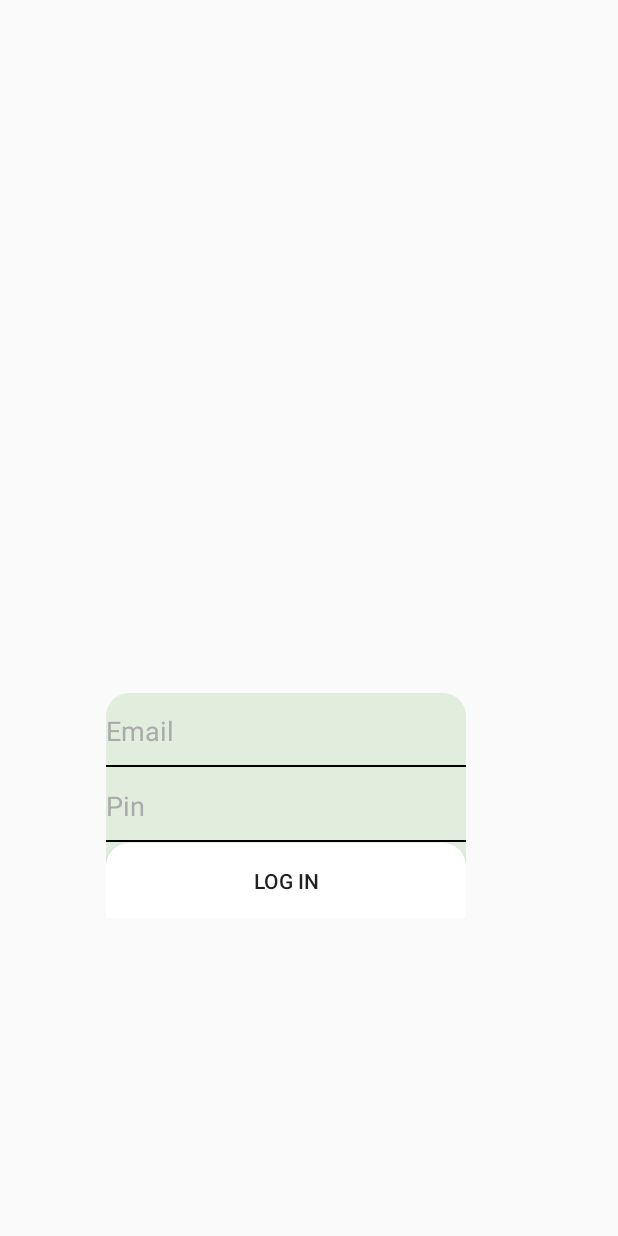
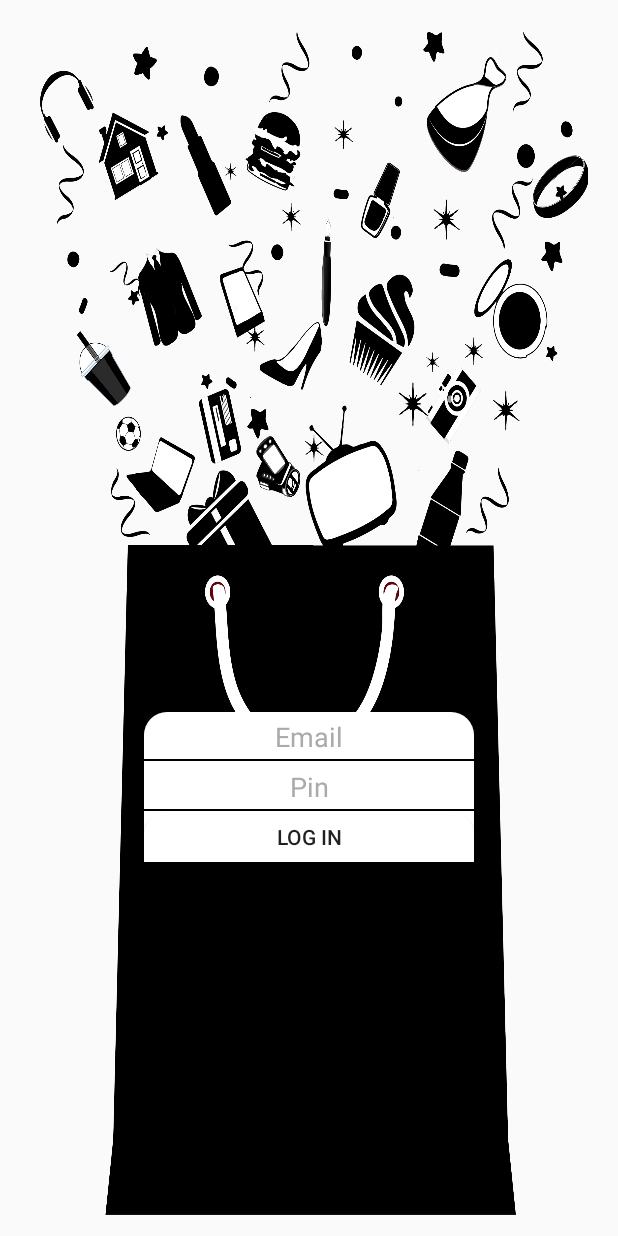
Before and after one commit to appinion-project/Appinion4, an Android app: the screen it shows after launch (Login_03), on a phone screen of 412 x 824 dp. Run offline under Robolectric (Android 15) with nearby library versions, the phone set to English and light mode, and no system bars; libraries missing offline, so code that uses them is left out: com.loopj.android, cz.msebera.android; 3 statements that could not run were skipped.

```diff
--- a/app/src/main/res/drawable-xxhdpi/edit_text_bottom_line.xml
+++ b/app/src/main/res/drawable-xxhdpi/edit_text_bottom_line.xml
@@ -7,8 +7,8 @@
             android:top="-3dp">
             <shape android:shape="rectangle">
                 <stroke
-                    android:width="1dp"
-                    android:color="#000" />
+                    android:width="1.5dp"
+                    android:color="#000000" />
 
                 <solid android:color="#00ffffff" />
 
--- a/app/src/main/res/drawable/round.xml
+++ b/app/src/main/res/drawable/round.xml
@@ -2,7 +2,7 @@
 <shape
     xmlns:android="http://schemas.android.com/apk/res/android"
     android:shape="rectangle">
-    <solid android:color="#e1eede" />
+    <solid android:color="#ffffff" />
     <corners android:bottomRightRadius="15dp"
         android:bottomLeftRadius="15dp"
         android:topRightRadius="15dp"
--- a/app/src/main/res/layout/activity_login03.xml
+++ b/app/src/main/res/layout/activity_login03.xml
@@ -13,18 +13,20 @@
         android:gravity="center"
         android:orientation="vertical"
         android:padding="25dp"
-        android:layout_marginTop="20dp"
-        android:layout_marginLeft="10dp"
-        android:layout_marginRight="10dp"
-        android:layout_marginBottom="30dp"
+        android:layout_marginTop="0dp"
+        android:layout_marginLeft="20dp"
+        android:layout_marginRight="20dp"
+        android:layout_marginBottom="-5dp"
         android:weightSum="1"
+        android:background="@mipmap/log_in_backgound"
         >
 
         <LinearLayout
-            android:layout_marginTop="630dp"
-            android:layout_width="240dp"
-            android:layout_marginLeft="-15dp"
-            android:layout_height="150dp"
+            android:layout_marginTop="220dp"
+            android:layout_marginLeft="10dp"
+            android:layout_marginRight="10dp"
+            android:layout_width="220dp"
+            android:layout_height="100dp"
             android:orientation="vertical"
             android:background="@drawable/round">
 
@@ -35,6 +37,7 @@
                 android:background="@drawable/edit_text_bottom_line"
                 android:hint="@string/email"
                 android:textColorHint="#aaaaaa"
+                android:gravity="center"
                 android:layout_weight="1"
                 android:layout_marginTop="0dp"
                 android:textColor="#ffffff"
@@ -45,6 +48,7 @@
                 android:layout_height="match_parent"
                 android:layout_weight="1"
                 android:hint="@string/pin"
+                android:gravity="center"
                 android:textColorHint="#aaaaaa"
                 android:textColor="#ffffff"
                 android:background="@drawable/edit_text_bottom_line"
@@ -61,60 +65,6 @@
 
         </LinearLayout>
 
-
-
-
-        <LinearLayout
-            android:layout_marginTop="250dp"
-            android:layout_marginLeft="35dp"
-            android:layout_marginRight="50dp"
-            android:orientation="horizontal"
-            android:layout_width="match_parent"
-            android:layout_height="30dp"
-            android:weightSum="1"
-            android:layout_marginBottom="10dp"
-            >
-
-
-
-
-
-
-
-
-
-
-
-        </LinearLayout>
-
-        <LinearLayout
-            android:orientation="horizontal"
-            android:layout_width="match_parent"
-            android:layout_marginLeft="35dp"
-            android:layout_marginRight="50dp"
-            android:layout_height="30dp"
-            android:weightSum="1"
-            android:layout_marginBottom="10dp">
-
-
-
-
-        </LinearLayout>
-
-
-
-        <LinearLayout
-            android:orientation="horizontal"
-            android:layout_width="match_parent"
-            android:layout_marginLeft="35dp"
-            android:layout_marginRight="50dp"
-            android:layout_height="30dp"
-            android:weightSum="1"
-            android:layout_marginBottom="10dp">
-
-
-
-        </LinearLayout>
 
     </LinearLayout>
 
```
